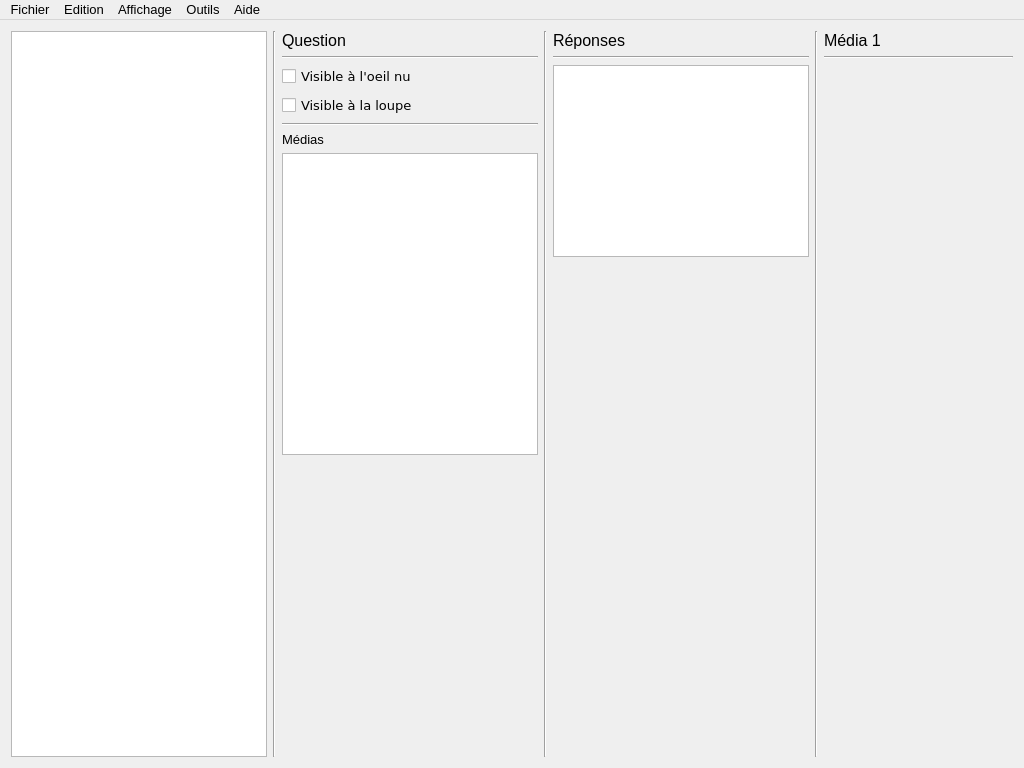
First picture: the form in app_pc/ProjetCo_AppPC/mainwindow.ui, repository AnceretMatthieu/bebete, before the edit.
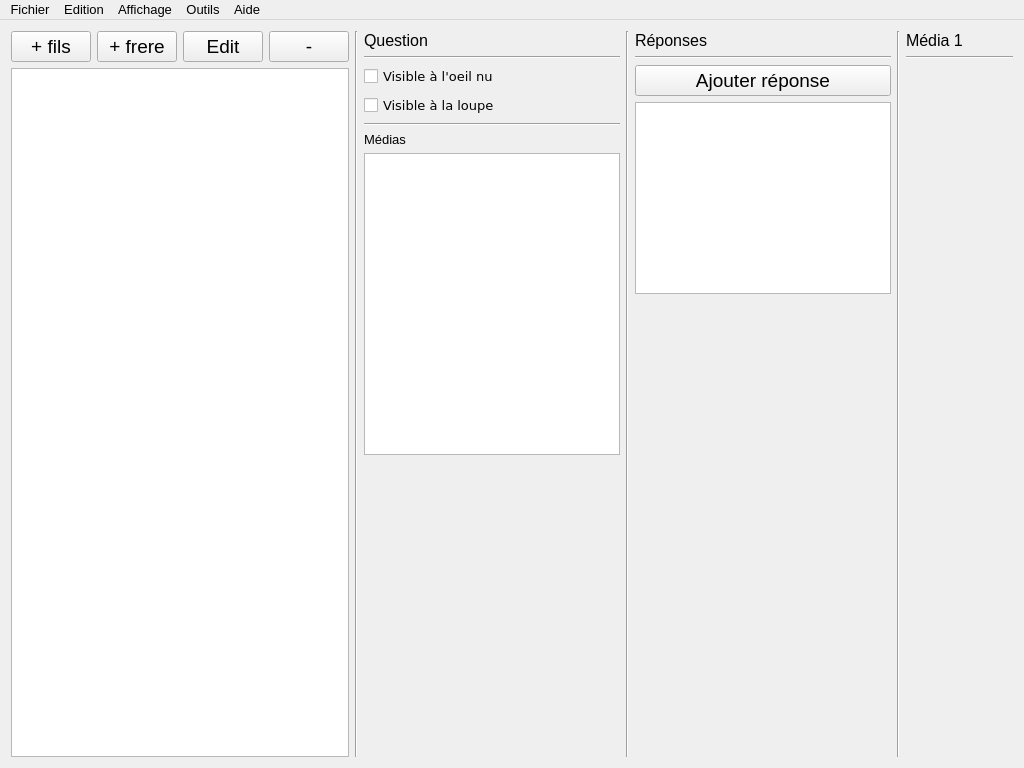
Second picture: the form after the edit.

The edit to the form file:
```diff
--- a/app_pc/ProjetCo_AppPC/mainwindow.ui
+++ b/app_pc/ProjetCo_AppPC/mainwindow.ui
@@ -48,6 +48,40 @@
        <enum>QLayout::SetDefaultConstraint</enum>
       </property>
       <item>
+       <layout class="QVBoxLayout" name="verticalLayout_4">
+        <item>
+         <layout class="QHBoxLayout" name="horizontalLayout_3">
+          <item>
+           <widget class="QPushButton" name="pushButton_4">
+            <property name="text">
+             <string>+ fils</string>
+            </property>
+           </widget>
+          </item>
+          <item>
+           <widget class="QPushButton" name="pushButton_3">
+            <property name="text">
+             <string>+ frere</string>
+            </property>
+           </widget>
+          </item>
+          <item>
+           <widget class="QPushButton" name="pushButton_2">
+            <property name="text">
+             <string>Edit</string>
+            </property>
+           </widget>
+          </item>
+          <item>
+           <widget class="QPushButton" name="pushButton">
+            <property name="text">
+             <string>-</string>
+            </property>
+           </widget>
+          </item>
+         </layout>
+        </item>
+        <item>
        <widget class="QTreeView" name="treeViewQuestion">
         <property name="sizePolicy">
          <sizepolicy hsizetype="Preferred" vsizetype="Preferred">
@@ -71,6 +105,8 @@
         </property>
        </widget>
       </item>
+       </layout>
+      </item>
       <item>
        <widget class="Line" name="line">
         <property name="font">
@@ -234,6 +270,16 @@
           </property>
          </widget>
         </item>
+        <item>
+         <layout class="QHBoxLayout" name="horizontalLayout_4"/>
+        </item>
+        <item>
+         <widget class="QPushButton" name="pushButton_5">
+          <property name="text">
+           <string>Ajouter réponse</string>
+          </property>
+         </widget>
+        </item>
         <item>
          <widget class="QTreeView" name="treeViewReponse">
           <property name="sizePolicy">
```
Left out of the diff: 2 changed lines with no effect on the pictures. Lines whose indentation alone changed are shown as unchanged.
